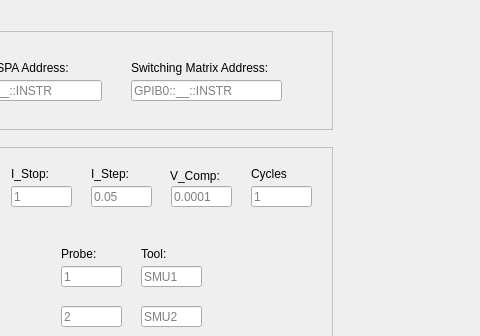
Alexyazdani/GUI_Testing, file DCIV_GUI_4Probe_backend.ui: the form before one commit; both pictures show x 108 to 588 and y 0 to 336 of the 1114 by 525 pixel window.
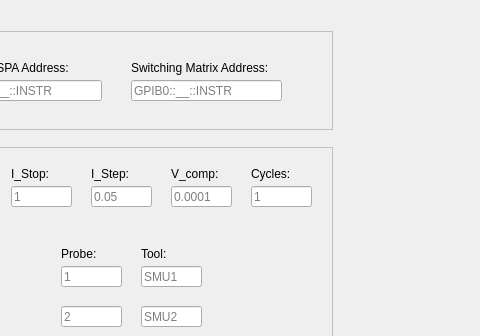
The form after the commit.

Patch:
```diff
--- a/DCIV_GUI_4Probe_backend.ui
+++ b/DCIV_GUI_4Probe_backend.ui
@@ -276,19 +276,6 @@
              <string>I_Step:</string>
             </property>
            </widget>
-           <widget class="QLabel" name="label_6">
-            <property name="geometry">
-             <rect>
-              <x>249</x>
-              <y>10</y>
-              <width>61</width>
-              <height>20</height>
-             </rect>
-            </property>
-            <property name="text">
-             <string>V_Comp:</string>
-            </property>
-           </widget>
            <widget class="QLabel" name="label_7">
             <property name="geometry">
              <rect>
@@ -299,7 +286,7 @@
              </rect>
             </property>
             <property name="text">
-             <string>Cycles</string>
+             <string>Cycles:</string>
             </property>
            </widget>
            <widget class="QLineEdit" name="probe_v1_entry">
@@ -484,6 +471,19 @@
              <string>V1 Node:</string>
             </property>
            </widget>
+           <widget class="QLabel" name="label_6">
+            <property name="geometry">
+             <rect>
+              <x>250</x>
+              <y>10</y>
+              <width>60</width>
+              <height>16</height>
+             </rect>
+            </property>
+            <property name="text">
+             <string>V_comp:</string>
+            </property>
+           </widget>
           </widget>
          </item>
         </layout>
```
